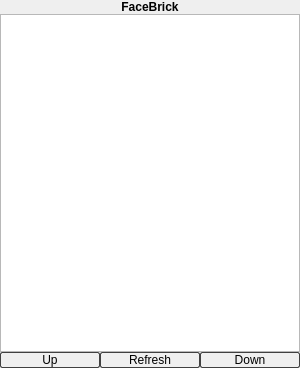
Above: src/ui/desktopwidget.ui from brik/facebrick before the change. Below: the same form after it.
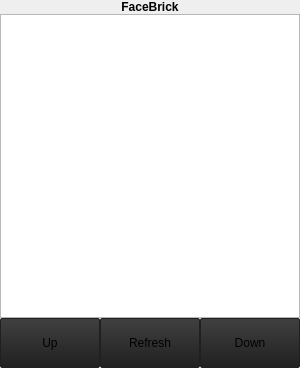
That is the form after the change.

Commit message: Change button colours to match existing buttons, hook up refresh button.

Diff of the .ui file:
```diff
--- a/src/ui/desktopwidget.ui
+++ b/src/ui/desktopwidget.ui
@@ -68,13 +68,24 @@
      </property>
      <item>
       <widget class="QPushButton" name="upButton">
+       <property name="minimumSize">
+        <size>
+         <width>0</width>
+         <height>45</height>
+        </size>
+       </property>
        <property name="styleSheet">
         <string notr="true"> QPushButton {
-     border: 1px solid #404040;
+     border: 1px solid #202020;
      border-radius: 2px;
-     background-color: qlineargradient(x1: 0, y1: 0, x2: 0, y2: 1,
-                                       stop: 0 #606060, stop: 1 #404040);
+     background-color: qlineargradient(x1: 0, y1: 0, x2: 0, y2: 1,                                   stop: 0 #404040, stop: 1 #202020);
      max-height: 60px;
+ }
+
+QPushButton:pressed {
+	border: 1px solid #0875bd;
+  	background-color: qlineargradient(x1: 0, y1: 0, x2: 0, y2: 1,
+stop: 0 #0875bd, stop: 1 #63d3ff);
  }</string>
        </property>
        <property name="text">
@@ -84,13 +95,24 @@
      </item>
      <item>
       <widget class="QPushButton" name="refreshButton">
+       <property name="minimumSize">
+        <size>
+         <width>0</width>
+         <height>45</height>
+        </size>
+       </property>
        <property name="styleSheet">
         <string notr="true"> QPushButton {
-     border: 1px solid #404040;
+     border: 1px solid #202020;
      border-radius: 2px;
-     background-color: qlineargradient(x1: 0, y1: 0, x2: 0, y2: 1,
-                                       stop: 0 #606060, stop: 1 #404040);
+     background-color: qlineargradient(x1: 0, y1: 0, x2: 0, y2: 1,                                   stop: 0 #404040, stop: 1 #202020);
      max-height: 60px;
+ }
+
+QPushButton:pressed {
+	border: 1px solid #0875bd;
+  	background-color: qlineargradient(x1: 0, y1: 0, x2: 0, y2: 1,
+stop: 0 #0875bd, stop: 1 #63d3ff);
  }</string>
        </property>
        <property name="text">
@@ -100,13 +122,24 @@
      </item>
      <item>
       <widget class="QPushButton" name="downButton">
+       <property name="minimumSize">
+        <size>
+         <width>0</width>
+         <height>50</height>
+        </size>
+       </property>
        <property name="styleSheet">
         <string notr="true"> QPushButton {
-     border: 1px solid #404040;
+     border: 1px solid #202020;
      border-radius: 2px;
-     background-color: qlineargradient(x1: 0, y1: 0, x2: 0, y2: 1,
-                                       stop: 0 #606060, stop: 1 #404040);
+     background-color: qlineargradient(x1: 0, y1: 0, x2: 0, y2: 1,                                   stop: 0 #404040, stop: 1 #202020);
      max-height: 60px;
+ }
+
+QPushButton:pressed {
+	border: 1px solid #0875bd;
+  	background-color: qlineargradient(x1: 0, y1: 0, x2: 0, y2: 1,
+stop: 0 #0875bd, stop: 1 #63d3ff);
  }</string>
        </property>
        <property name="text">
```
The commit also changes 2 other files.
